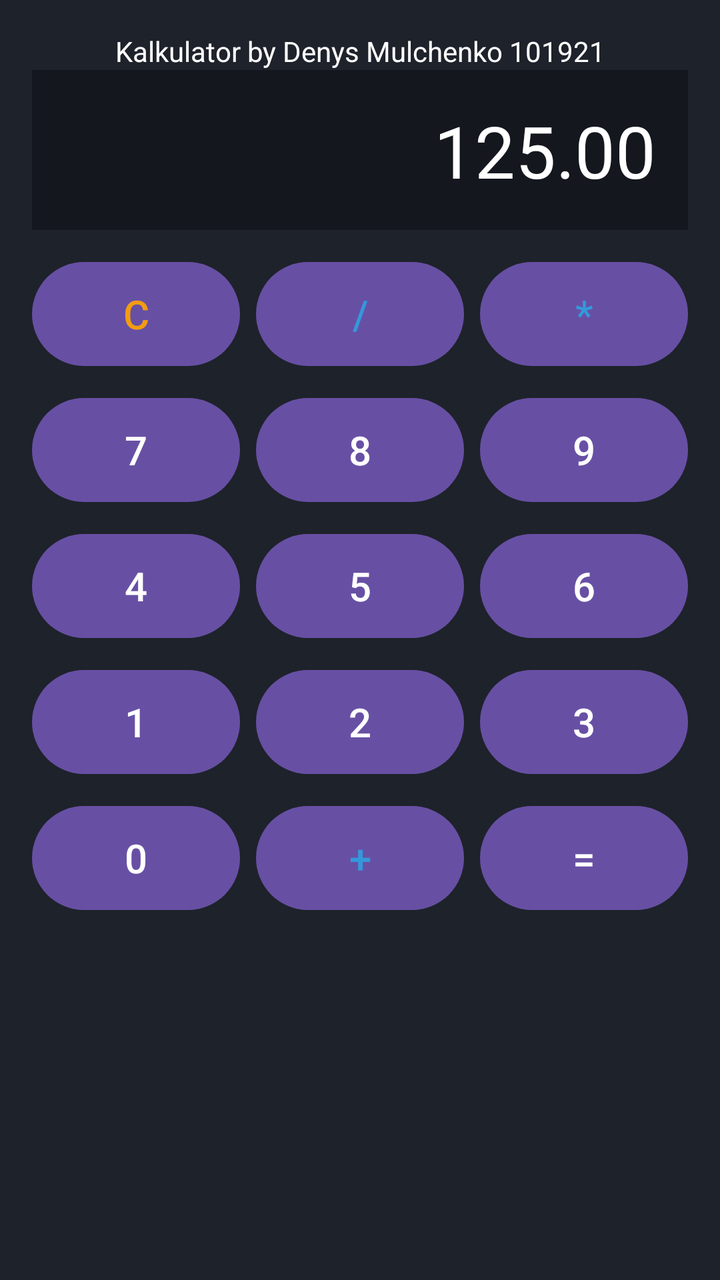
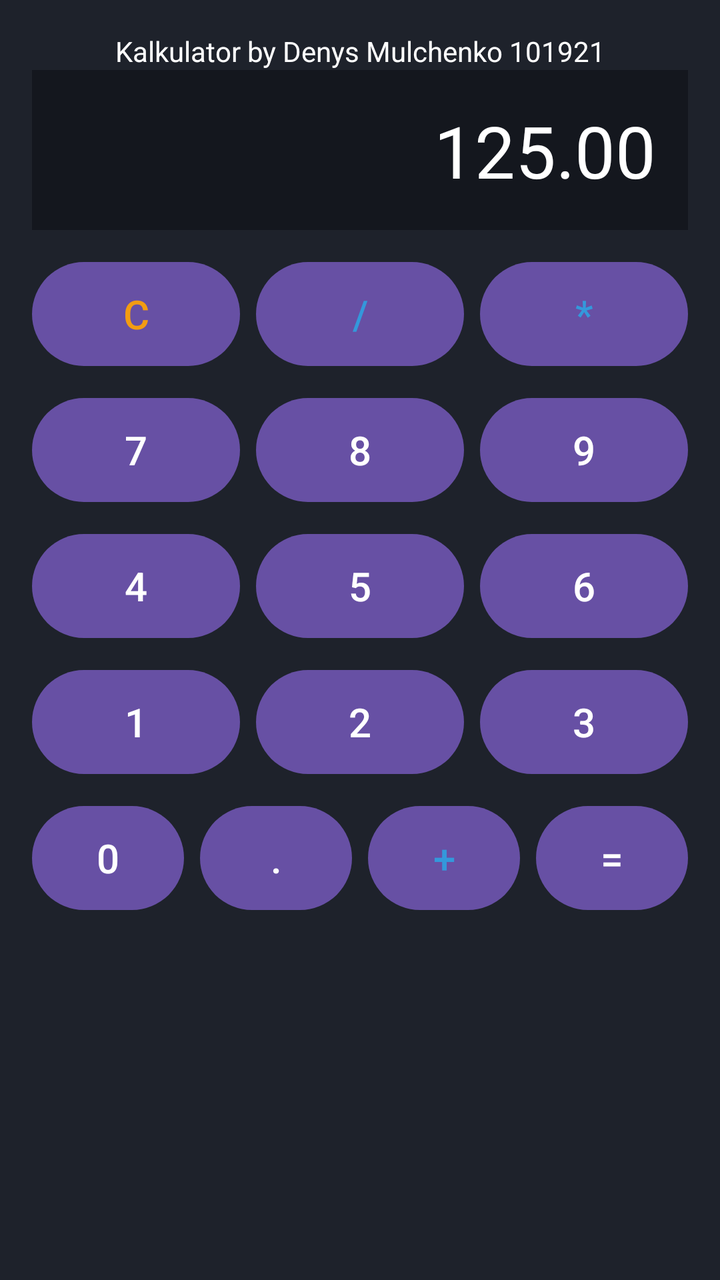

Before-and-after screenshots of an Android layout around one commit, followed by the original layout XML and the change that was made.
<!-- AndroidManifest.xml: application theme Theme.LAB02Kalkulator -->
<!-- res/layout/activity_main.xml -->
<androidx.constraintlayout.widget.ConstraintLayout
    xmlns:android="http://schemas.android.com/apk/res/android"
    xmlns:app="http://schemas.android.com/apk/res-auto"
    xmlns:tools="http://schemas.android.com/tools"
    android:id="@+id/main"
    android:layout_width="match_parent"
    android:layout_height="match_parent"
    android:background="#1E222B"
    android:padding="16dp"
    tools:context=".MainActivity">

    
    <TextView
        android:id="@+id/tvTitle"
        android:layout_width="0dp"
        android:layout_height="wrap_content"
        android:layout_marginBottom="8dp"
        android:gravity="center"
        android:text="Kalkulator by Denys Mulchenko 101921"
        android:textColor="#FFFFFF"
        android:textSize="14sp"
        app:layout_constraintEnd_toEndOf="parent"
        app:layout_constraintStart_toStartOf="parent"
        app:layout_constraintTop_toTopOf="parent" />

    
    <TextView
        android:id="@+id/tvResult"
        android:layout_width="0dp"
        android:layout_height="80dp"
        android:background="#14171E"
        android:gravity="end|center_vertical"
        android:padding="16dp"
        android:text="125.00"
        android:textColor="#FFFFFF"
        android:textSize="36sp"
        app:layout_constraintEnd_toEndOf="parent"
        app:layout_constraintStart_toStartOf="parent"
        app:layout_constraintTop_toBottomOf="@id/tvTitle" />

    
    <Button
        android:id="@+id/btnC"
        android:layout_width="0dp"
        android:layout_height="60dp"
        android:layout_marginTop="12dp"
        android:layout_marginEnd="4dp"
        android:text="C"
        android:textColor="#F39C12"
        android:textSize="20sp"
        app:layout_constraintEnd_toStartOf="@id/btnDivide"
        app:layout_constraintStart_toStartOf="parent"
        app:layout_constraintTop_toBottomOf="@id/tvResult" />

    <Button
        android:id="@+id/btnDivide"
        android:layout_width="0dp"
        android:layout_height="60dp"
        android:layout_marginStart="4dp"
        android:layout_marginEnd="4dp"
        android:text="/"
        android:textColor="#3498DB"
        android:textSize="20sp"
        app:layout_constraintEnd_toStartOf="@id/btnMultiply"
        app:layout_constraintStart_toEndOf="@id/btnC"
        app:layout_constraintTop_toTopOf="@id/btnC" />

    <Button
        android:id="@+id/btnMultiply"
        android:layout_width="0dp"
        android:layout_height="60dp"
        android:layout_marginStart="4dp"
        android:text="*"
        android:textColor="#3498DB"
        android:textSize="20sp"
        app:layout_constraintEnd_toEndOf="parent"
        app:layout_constraintStart_toEndOf="@id/btnDivide"
        app:layout_constraintTop_toTopOf="@id/btnC" />

    
    <Button
        android:id="@+id/btn7"
        android:layout_width="0dp"
        android:layout_height="60dp"
        android:layout_marginTop="8dp"
        android:layout_marginEnd="4dp"
        android:text="7"
        android:textSize="20sp"
        app:layout_constraintEnd_toStartOf="@id/btn8"
        app:layout_constraintStart_toStartOf="parent"
        app:layout_constraintTop_toBottomOf="@id/btnC" />

    <Button
        android:id="@+id/btn8"
        android:layout_width="0dp"
        android:layout_height="60dp"
        android:layout_marginStart="4dp"
        android:layout_marginEnd="4dp"
        android:text="8"
        android:textSize="20sp"
        app:layout_constraintEnd_toStartOf="@id/btn9"
        app:layout_constraintStart_toEndOf="@id/btn7"
        app:layout_constraintTop_toTopOf="@id/btn7" />

    <Button
        android:id="@+id/btn9"
        android:layout_width="0dp"
        android:layout_height="60dp"
        android:layout_marginStart="4dp"
        android:text="9"
        android:textSize="20sp"
        app:layout_constraintEnd_toEndOf="parent"
        app:layout_constraintStart_toEndOf="@id/btn8"
        app:layout_constraintTop_toTopOf="@id/btn7" />

    
    <Button
        android:id="@+id/btn4"
        android:layout_width="0dp"
        android:layout_height="60dp"
        android:layout_marginTop="8dp"
        android:layout_marginEnd="4dp"
        android:text="4"
        android:textSize="20sp"
        app:layout_constraintEnd_toStartOf="@id/btn5"
        app:layout_constraintStart_toStartOf="parent"
        app:layout_constraintTop_toBottomOf="@id/btn7" />

    <Button
        android:id="@+id/btn5"
        android:layout_width="0dp"
        android:layout_height="60dp"
        android:layout_marginStart="4dp"
        android:layout_marginEnd="4dp"
        android:text="5"
        android:textSize="20sp"
        app:layout_constraintEnd_toStartOf="@id/btn6"
        app:layout_constraintStart_toEndOf="@id/btn4"
        app:layout_constraintTop_toTopOf="@id/btn4" />

    <Button
        android:id="@+id/btn6"
        android:layout_width="0dp"
        android:layout_height="60dp"
        android:layout_marginStart="4dp"
        android:text="6"
        android:textSize="20sp"
        app:layout_constraintEnd_toEndOf="parent"
        app:layout_constraintStart_toEndOf="@id/btn5"
        app:layout_constraintTop_toTopOf="@id/btn4" />

    
    <Button
        android:id="@+id/btn1"
        android:layout_width="0dp"
        android:layout_height="60dp"
        android:layout_marginTop="8dp"
        android:layout_marginEnd="4dp"
        android:text="1"
        android:textSize="20sp"
        app:layout_constraintEnd_toStartOf="@id/btn2"
        app:layout_constraintStart_toStartOf="parent"
        app:layout_constraintTop_toBottomOf="@id/btn4" />

    <Button
        android:id="@+id/btn2"
        android:layout_width="0dp"
        android:layout_height="60dp"
        android:layout_marginStart="4dp"
        android:layout_marginEnd="4dp"
        android:text="2"
        android:textSize="20sp"
        app:layout_constraintEnd_toStartOf="@id/btn3"
        app:layout_constraintStart_toEndOf="@id/btn1"
        app:layout_constraintTop_toTopOf="@id/btn1" />

    <Button
        android:id="@+id/btn3"
        android:layout_width="0dp"
        android:layout_height="60dp"
        android:layout_marginStart="4dp"
        android:text="3"
        android:textSize="20sp"
        app:layout_constraintEnd_toEndOf="parent"
        app:layout_constraintStart_toEndOf="@id/btn2"
        app:layout_constraintTop_toTopOf="@id/btn1" />

    
    <Button
        android:id="@+id/btn0"
        android:layout_width="0dp"
        android:layout_height="60dp"
        android:layout_marginTop="8dp"
        android:layout_marginEnd="4dp"
        android:text="0"
        android:textSize="20sp"
        app:layout_constraintEnd_toStartOf="@id/btnPlus"
        app:layout_constraintStart_toStartOf="parent"
        app:layout_constraintTop_toBottomOf="@id/btn1" />

    <Button
        android:id="@+id/btnPlus"
        android:layout_width="0dp"
        android:layout_height="60dp"
        android:layout_marginStart="4dp"
        android:layout_marginEnd="4dp"
        android:text="+"
        android:textColor="#3498DB"
        android:textSize="20sp"
        app:layout_constraintEnd_toStartOf="@id/btnEquals"
        app:layout_constraintStart_toEndOf="@id/btn0"
        app:layout_constraintTop_toTopOf="@id/btn0" />

    <Button
        android:id="@+id/btnEquals"
        android:layout_width="0dp"
        android:layout_height="60dp"
        android:layout_marginStart="4dp"
        android:text="="
        android:textSize="20sp"
        app:layout_constraintEnd_toEndOf="parent"
        app:layout_constraintStart_toEndOf="@id/btnPlus"
        app:layout_constraintTop_toTopOf="@id/btn0" />

</androidx.constraintlayout.widget.ConstraintLayout>
<!-- resources referenced by this layout -->
<resources>
  <style name="Theme.LAB02Kalkulator" parent="Base.Theme.LAB02Kalkulator" />
  <style name="Base.Theme.LAB02Kalkulator" parent="Theme.Material3.DayNight.NoActionBar">
          
          
      </style>
</resources>

<!-- the commit's change to res/layout/activity_main.xml (unified diff, before → after) -->
@@ -194,9 +194,21 @@
         android:layout_marginEnd="4dp"
         android:text="0"
         android:textSize="20sp"
+        app:layout_constraintEnd_toStartOf="@id/btnDot"
+        app:layout_constraintStart_toStartOf="parent"
+        app:layout_constraintTop_toBottomOf="@id/btn1" />
+
+    <Button
+        android:id="@+id/btnDot"
+        android:layout_width="0dp"
+        android:layout_height="60dp"
+        android:layout_marginStart="4dp"
+        android:layout_marginEnd="4dp"
+        android:text="."
+        android:textSize="20sp"
         app:layout_constraintEnd_toStartOf="@id/btnPlus"
-        app:layout_constraintStart_toStartOf="parent"
-        app:layout_constraintTop_toBottomOf="@id/btn1" />
+        app:layout_constraintStart_toEndOf="@id/btn0"
+        app:layout_constraintTop_toTopOf="@id/btn0" />
 
     <Button
         android:id="@+id/btnPlus"
@@ -208,7 +220,7 @@
         android:textColor="#3498DB"
         android:textSize="20sp"
         app:layout_constraintEnd_toStartOf="@id/btnEquals"
-        app:layout_constraintStart_toEndOf="@id/btn0"
+        app:layout_constraintStart_toEndOf="@id/btnDot"
         app:layout_constraintTop_toTopOf="@id/btn0" />
 
     <Button
